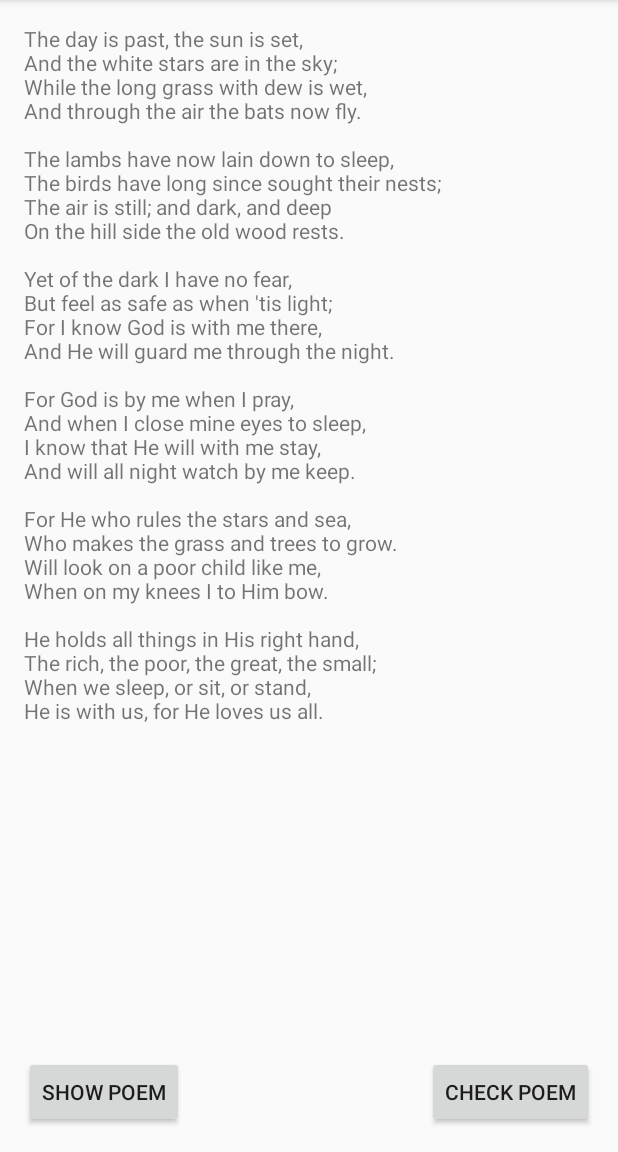
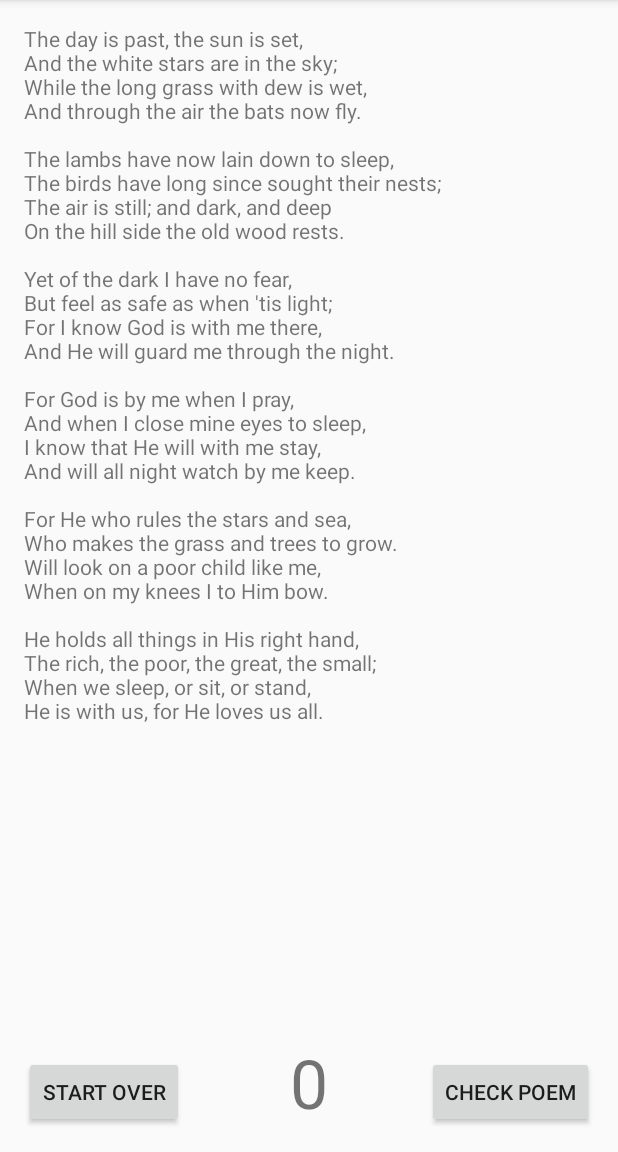
Before and after one commit to dzhumaev/poetry, an Android app: the screen it shows after launch (MainActivity), on a phone screen of 412 x 824 dp, the part 84-1236 px from its top. Run offline under Robolectric (Android 15) with nearby library versions, the phone set to English and light mode, and no system bars.

Commit message:
UI update

```diff
--- a/PoetryMemorization/app/src/main/res/layout/activity_main.xml
+++ b/PoetryMemorization/app/src/main/res/layout/activity_main.xml
@@ -8,7 +8,7 @@
     <TextView
         android:layout_width="fill_parent"
         android:layout_height="fill_parent"
-        android:layout_above="@+id/button_show"
+        android:layout_above="@+id/button_reset"
         android:maxLines="100"
         android:scrollbars="vertical"
         android:id="@+id/text_poem"
@@ -17,11 +17,20 @@
     <Button
         android:layout_width="wrap_content"
         android:layout_height="wrap_content"
-        android:text="@string/button_show"
-        android:id="@+id/button_show"
+        android:text="@string/button_reset"
+        android:id="@+id/button_reset"
         android:layout_alignParentBottom="true"
         android:layout_alignParentLeft="true"
         android:layout_alignParentStart="true" />
+
+    <TextView
+        android:layout_width="wrap_content"
+        android:layout_height="wrap_content"
+        android:textSize="45dp"
+        android:text="0"
+        android:id="@+id/score"
+        android:layout_centerHorizontal="true"
+        android:layout_alignParentBottom="true" />
 
     <Button
         android:layout_width="wrap_content"
@@ -30,7 +39,6 @@
         android:id="@+id/button_start"
         android:layout_alignParentBottom="true"
         android:layout_alignParentRight="true"
-        android:layout_alignParentEnd="true"
-        android:singleLine="false" />
+        android:layout_alignParentEnd="true" />
 
 </RelativeLayout>
--- a/PoetryMemorization/app/src/main/res/values/strings.xml
+++ b/PoetryMemorization/app/src/main/res/values/strings.xml
@@ -31,6 +31,7 @@ The rich, the poor, the great, the small;
 When we sleep, or sit, or stand,
 He is with us, for He loves us all.</string>
     <string name="action_settings">Settings</string>
+    <string name="button_reset">Start Over</string>
+    <string name="button_start">Check Poem</string>
     <string name="button_show">Show Poem</string>
-    <string name="button_start">Check Poem</string>
 </resources>
```
Also changed, not shown: PoetryMemorization/app/src/main/java/com/almir/poetrymemorization/MainActivity.java (+63 -9 lines), 1 other file.
